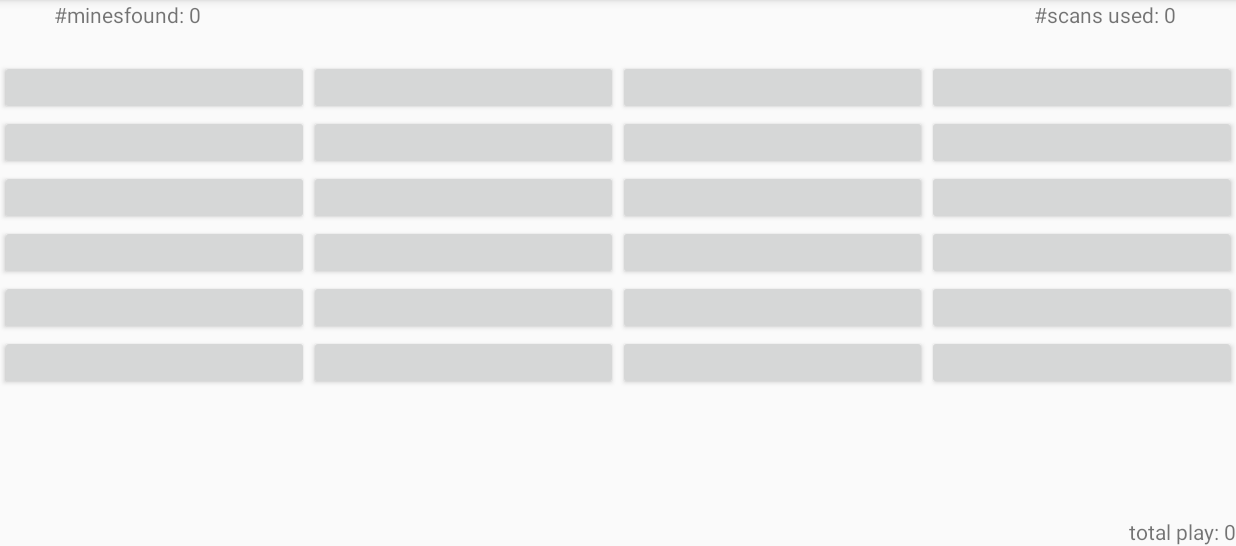
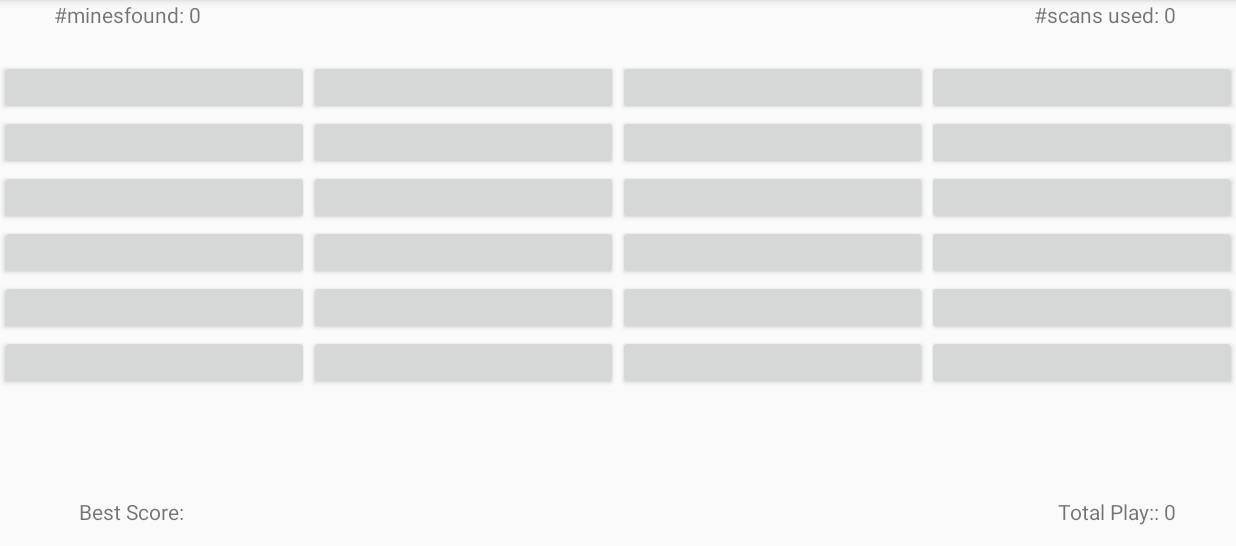
Before and after one commit to junha3284/MindSeekerGame, an Android app: the screen it shows after launch (PlayActivity), after a tap on "PLAY", on a phone screen of 824 x 412 dp (held sideways), the part 72-618 px from its top. Run offline under Robolectric (Android 15) with nearby library versions, the phone set to English and light mode, and no system bars.

Commit message:
Add bestScore attribute to Game class

```diff
--- a/app/src/main/java/com/example/choijun_ha/mindseeker/Model/Game.java
+++ b/app/src/main/java/com/example/choijun_ha/mindseeker/Model/Game.java
@@ -14,6 +14,7 @@ public class Game {
     private int ROW_NUM=6;
     private int MINE_NUM=6;
     private int numPlayed=0;
+    private int bestScore = -1;
     private int attemptNum;
     private int coveredMineNum;
 
@@ -52,6 +53,10 @@ public class Game {
 
     public int getNumPlayed(){
         return this.numPlayed;
+    }
+
+    public int getBestScore(){
+        return this.bestScore;
     }
 
     public void setSize(int row, int col){
@@ -148,4 +153,11 @@ public class Game {
     public void incNumPlayed(){
         this.numPlayed++;
     }
+
+    public void updateBestScore(){
+        if(bestScore == -1)
+            bestScore = attemptNum;
+        else if (bestScore > attemptNum)
+            bestScore = attemptNum;
+    }
 }
--- a/app/src/main/java/com/example/choijun_ha/mindseeker/PlayActivity.java
+++ b/app/src/main/java/com/example/choijun_ha/mindseeker/PlayActivity.java
@@ -93,6 +93,7 @@ public class PlayActivity extends AppCompatActivity {
                     break;
             case -1: {
                 g.incNumPlayed();
+                g.updateBestScore();
                 this.finish();
                 break;
             }
@@ -107,10 +108,13 @@ public class PlayActivity extends AppCompatActivity {
         TextView num_scan = (TextView) findViewById(R.id.num_scans_used);
         TextView num_mine_found = (TextView) findViewById(R.id.num_found_mines);
         TextView num_played = (TextView) findViewById(R.id.total_play);
+        TextView num_bestScore = (TextView) findViewById(R.id.bestScore);
 
         num_scan.setText(getText(R.string.num_scans_used).toString()+ ": " + g.getAttemptNum());
         num_mine_found.setText(getText(R.string.numminesfound).toString()+": " +g.getFoundMineNum());
         num_played.setText(getText(R.string.total_play).toString()+": " + g.getNumPlayed());
+        if(g.getBestScore() > 0)
+            num_bestScore.setText(getText(R.string.best_score).toString()+" " + g.getBestScore());
     }
 
     public static Intent makeIntent(Context context){
--- a/app/src/main/res/layout/activity_play.xml
+++ b/app/src/main/res/layout/activity_play.xml
@@ -51,7 +51,17 @@
         android:id="@+id/total_play"
         android:layout_width="wrap_content"
         android:layout_height="wrap_content"
+        android:layout_alignEnd="@+id/num_scans_used"
         android:layout_alignParentBottom="true"
-        android:layout_alignParentEnd="true"
+        android:layout_marginBottom="13dp"
         android:text="@string/total_play" />
+
+    <TextView
+        android:id="@+id/bestScore"
+        android:layout_width="wrap_content"
+        android:layout_height="wrap_content"
+        android:layout_alignBottom="@+id/total_play"
+        android:layout_alignEnd="@+id/num_found_mines"
+        android:layout_marginEnd="11dp"
+        android:text="@string/best_score"/>
 </android.widget.RelativeLayout>
--- a/app/src/main/res/values/strings.xml
+++ b/app/src/main/res/values/strings.xml
@@ -15,6 +15,6 @@
     <string name="description">TextView</string>
     <string name="numminesfound">#minesfound</string>
     <string name="num_scans_used">#scans used</string>
-    <string name="total_play">total play</string>
+    <string name="total_play">Total Play:</string>
     <string name="best_score">Best Score:</string>
 </resources>
```
